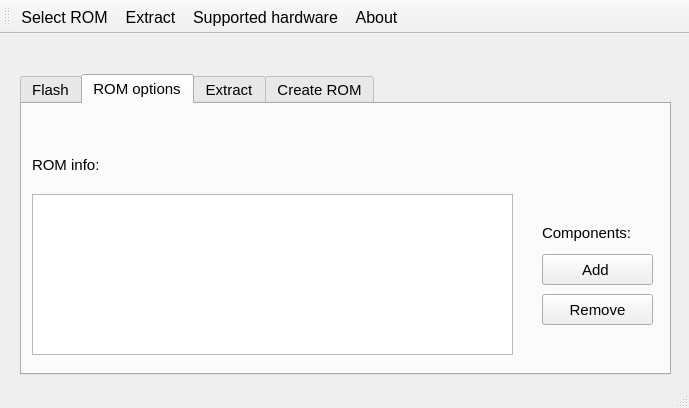
Qt form mainwindow.ui (lukaszdmitrowski/coreboot_flashtool) before a commit.
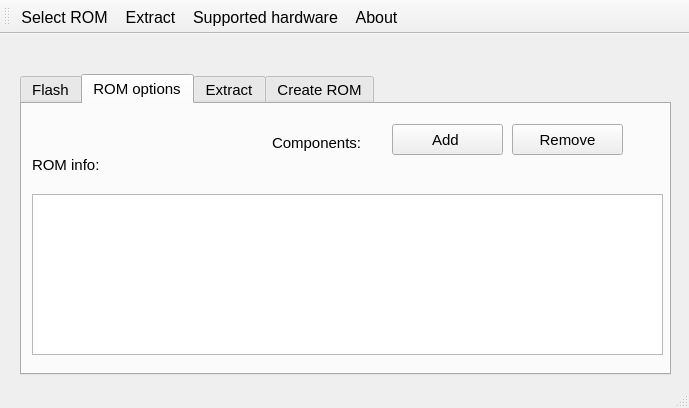
The same form after that commit. The open tabs and pages were chosen to show the change. Icons and pictures are not drawn.

The edit to the form file:
```diff
--- a/mainwindow.ui
+++ b/mainwindow.ui
@@ -213,8 +213,8 @@
      <widget class="QPushButton" name="b_create_rom_3">
       <property name="geometry">
        <rect>
-        <x>520</x>
-        <y>150</y>
+        <x>370</x>
+        <y>20</y>
         <width>111</width>
         <height>31</height>
        </rect>
@@ -233,8 +233,8 @@
      <widget class="QPushButton" name="b_create_rom_4">
       <property name="geometry">
        <rect>
-        <x>520</x>
-        <y>190</y>
+        <x>490</x>
+        <y>20</y>
         <width>111</width>
         <height>31</height>
        </rect>
@@ -252,16 +252,24 @@
        <rect>
         <x>10</x>
         <y>90</y>
-        <width>481</width>
+        <width>631</width>
         <height>161</height>
        </rect>
       </property>
+      <property name="font">
+       <font>
+        <family>Sans</family>
+       </font>
+      </property>
       <property name="html">
        <string>&lt;!DOCTYPE HTML PUBLIC &quot;-//W3C//DTD HTML 4.0//EN&quot; &quot;http://www.w3.org/TR/REC-html40/strict.dtd&quot;&gt;
 &lt;html&gt;&lt;head&gt;&lt;meta name=&quot;qrichtext&quot; content=&quot;1&quot; /&gt;&lt;style type=&quot;text/css&quot;&gt;
 p, li { white-space: pre-wrap; }
-&lt;/style&gt;&lt;/head&gt;&lt;body style=&quot; font-family:'Cantarell'; font-size:11pt; font-weight:400; font-style:normal;&quot;&gt;
-&lt;p style=&quot;-qt-paragraph-type:empty; margin-top:0px; margin-bottom:0px; margin-left:0px; margin-right:0px; -qt-block-indent:0; text-indent:0px;&quot;&gt;&lt;br /&gt;&lt;/p&gt;&lt;/body&gt;&lt;/html&gt;</string>
+&lt;/style&gt;&lt;/head&gt;&lt;body style=&quot; font-family:'Sans'; font-size:11pt; font-weight:400; font-style:normal;&quot;&gt;
+&lt;p style=&quot;-qt-paragraph-type:empty; margin-top:0px; margin-bottom:0px; margin-left:0px; margin-right:0px; -qt-block-indent:0; text-indent:0px; font-family:'Cantarell';&quot;&gt;&lt;br /&gt;&lt;/p&gt;&lt;/body&gt;&lt;/html&gt;</string>
+      </property>
+      <property name="cursorWidth">
+       <number>0</number>
       </property>
      </widget>
      <widget class="QLabel" name="label">
@@ -280,8 +288,8 @@
      <widget class="QLabel" name="label_7">
       <property name="geometry">
        <rect>
-        <x>520</x>
-        <y>120</y>
+        <x>250</x>
+        <y>30</y>
         <width>111</width>
         <height>17</height>
        </rect>
```
Left out of the diff: 50 changed lines with no effect on the pictures.
